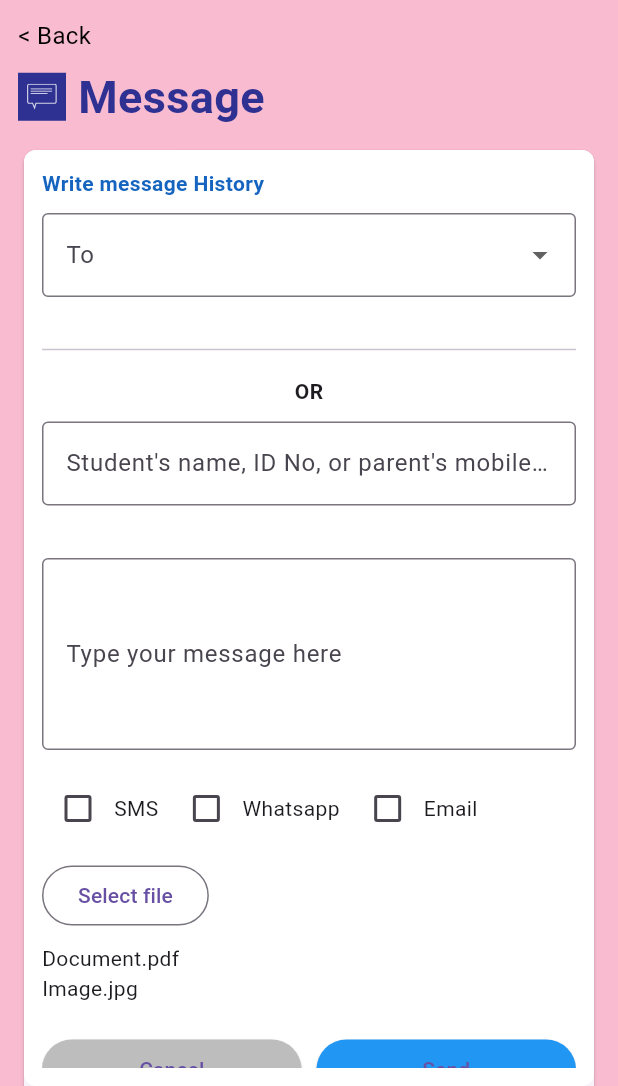
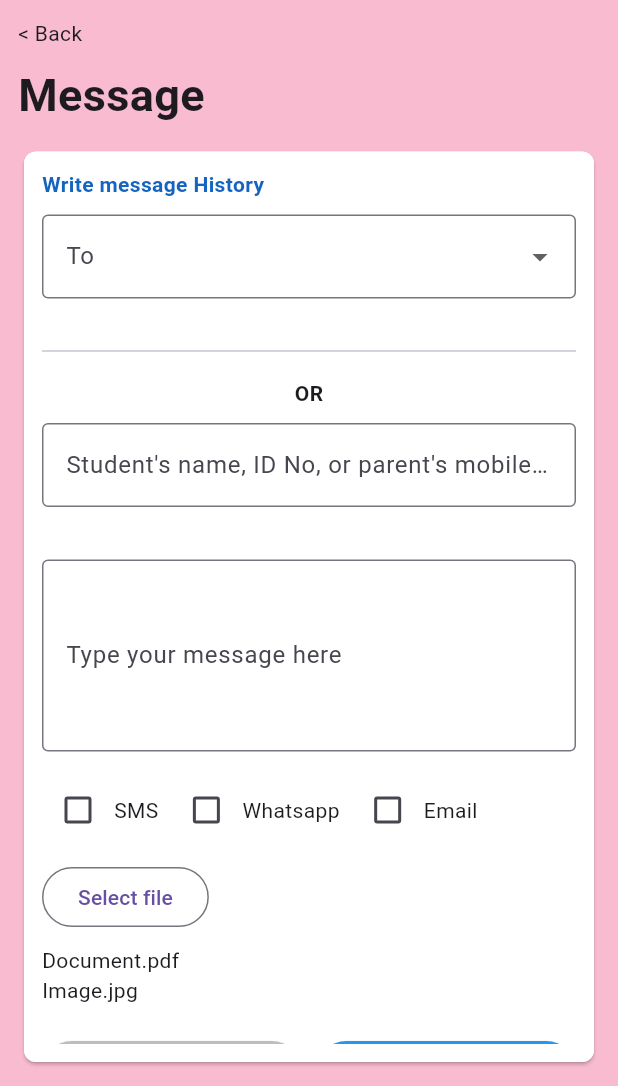
Before and after one commit to Sathiya-Developer007/EDLive-SchoolApp, a Flutter app: the TeacherMessagePage screen opened directly, on a phone screen of 412 x 824 dp, the part 150-1236 px from its top. Run offline on Flutter 3.47's test engine with Material 3 defaults, Android fonts, the phone set to English and light mode, and no system bars; our stand-ins replace flutter_svg, qr_flutter, shared_preferences; accounts and stored records are empty; network calls fail.

Commit message:
Teacher msg page ui bottom height fixed

```diff
--- a/lib/screens/teachers/teacher_message_page.dart
+++ b/lib/screens/teachers/teacher_message_page.dart
@@ -187,87 +187,36 @@ Future<void> fetchAllStudents() async {
     debugPrint("Error fetching students: $e");
   }
 }
-
 Widget build(BuildContext context) {
   return GestureDetector(
     onTap: closeAccordion,
     behavior: HitTestBehavior.translucent,
     child: Scaffold(
-        backgroundColor: Colors.pink[100],
+      backgroundColor: Colors.pink[100], // fixed background
       appBar: TeacherAppBar(),
       drawer: MenuDrawer(),
       body: SafeArea(
-          child: SingleChildScrollView(
-
         child: Padding(
           padding: const EdgeInsets.all(12.0),
-
           child: Column(
             crossAxisAlignment: CrossAxisAlignment.start,
             children: [
-                  // Back and Title
-                  Column(
-                    crossAxisAlignment: CrossAxisAlignment.start,
-                    children: [
-                      // Back button row
-                      GestureDetector(
-                        onTap: () => Navigator.pop(context),
-                        child: const Text(
-                          "< Back",
-                          style: TextStyle(
-                            color: Colors.black,
-                            fontSize: 16,
-                            fontWeight: FontWeight.normal,
+              // Top title/back section
+              const Text("< Back"),
+              const SizedBox(height: 10),
+              const Text(
+                "Message",
+                style: TextStyle(fontSize: 30, fontWeight: FontWeight.bold),
               ),
-                        ),
-                      ),
-                      const SizedBox(height: 8),
+              const SizedBox(height: 12),
 
-                      // Icon + Title row
-                      Row(
-                        children: [
-                          Container(
-                            padding: const EdgeInsets.all(
-                              6,
-                            ), // space inside background
-
-                            decoration: BoxDecoration(
-                              color: const Color(
-                                0xFF2E3192,
-                              ), // background color
-                              // borderRadius: BorderRadius.circular(6),
-                            ),
-                            child: SvgPicture.asset(
-                              'assets/icons/message.svg',
-                              width: 20,
-                              height: 20,
-                              color: Colors.white, // make icon white
-                            ),
-                          ),
-                          const SizedBox(width: 8),
-                          const Text(
-                            'Message',
-                            style: TextStyle(
-                              fontSize: 30,
-                              fontWeight: FontWeight.bold,
-                              color: Color(0xFF2E3192),
-                            ),
-                          ),
-                        ],
-                      ),
-                    ],
-                  ),
-                  const SizedBox(height: 10),
-
-
-// Card Section
-Card(
+              // White card container with scroll
+              Expanded(
+                child: Card(
                   shape: RoundedRectangleBorder(
                     borderRadius: BorderRadius.circular(8),
                   ),
                   child: Container(
-    height: MediaQuery.of(context).size.height - 200, // fixed height
-    margin: const EdgeInsets.only(bottom: 20),
                     padding: const EdgeInsets.all(12),
                     decoration: BoxDecoration(
                       color: Colors.white,
@@ -278,6 +227,7 @@ Card(
                         child: Column(
                           crossAxisAlignment: CrossAxisAlignment.start,
                           children: [
+                            // Your entire white container content goes here
                             Text(
                               "Write message History",
                               style: TextStyle(
@@ -489,8 +439,7 @@ Card(
     ),
   ),
 )
-] ),
-            ),
+        )] ),
             ),
           ),
         ),
```
Lines whose indentation alone changed are shown as unchanged.
